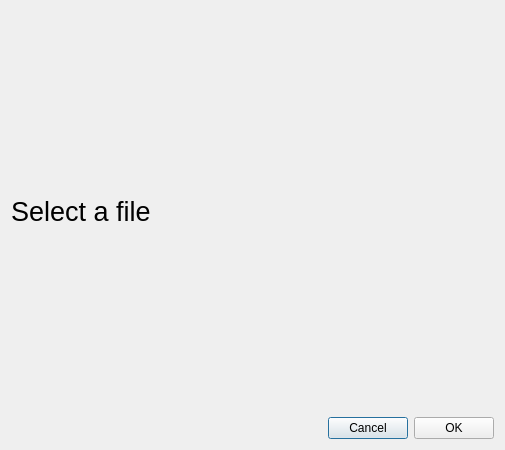
vicr123/ts-qtplatform, file filedialog.ui: the form before one commit.
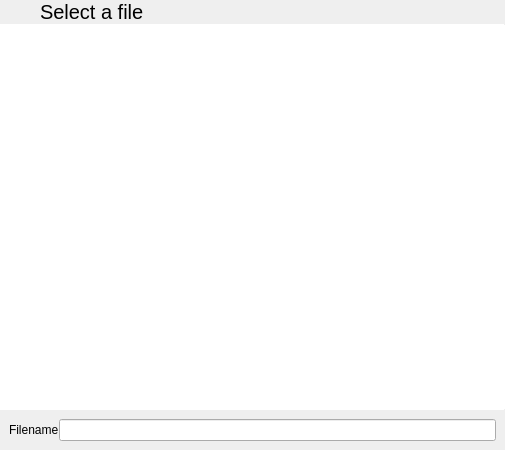
The form after the commit. Icons and pictures are not drawn.

Patch:
```diff
--- a/filedialog.ui
+++ b/filedialog.ui
@@ -14,57 +14,187 @@
    <string notr="true">Dialog</string>
   </property>
   <layout class="QVBoxLayout" name="verticalLayout">
+   <property name="spacing">
+    <number>0</number>
+   </property>
+   <property name="leftMargin">
+    <number>0</number>
+   </property>
+   <property name="topMargin">
+    <number>0</number>
+   </property>
+   <property name="rightMargin">
+    <number>0</number>
+   </property>
+   <property name="bottomMargin">
+    <number>0</number>
+   </property>
    <item>
-    <widget class="QLabel" name="label">
-     <property name="font">
-      <font>
-       <pointsize>20</pointsize>
-      </font>
+    <layout class="QHBoxLayout" name="horizontalLayout_2">
+     <property name="spacing">
+      <number>0</number>
      </property>
-     <property name="text">
-      <string>Select a file</string>
-     </property>
-    </widget>
-   </item>
-   <item>
-    <layout class="QHBoxLayout" name="horizontalLayout">
-     <item>
-      <spacer name="horizontalSpacer">
-       <property name="orientation">
-        <enum>Qt::Horizontal</enum>
-       </property>
-       <property name="sizeHint" stdset="0">
-        <size>
-         <width>40</width>
-         <height>20</height>
-        </size>
-       </property>
-      </spacer>
-     </item>
      <item>
       <widget class="QPushButton" name="cancelButton">
+       <property name="sizePolicy">
+        <sizepolicy hsizetype="Preferred" vsizetype="Preferred">
+         <horstretch>0</horstretch>
+         <verstretch>0</verstretch>
+        </sizepolicy>
+       </property>
        <property name="text">
-        <string>Cancel</string>
+        <string/>
        </property>
        <property name="icon">
-        <iconset theme="dialog-cancel">
-         <normaloff>.</normaloff>.</iconset>
+        <iconset theme="go-previous"/>
+       </property>
+       <property name="flat">
+        <bool>true</bool>
+       </property>
+      </widget>
+     </item>
+     <item>
+      <widget class="QLabel" name="titleLabel">
+       <property name="sizePolicy">
+        <sizepolicy hsizetype="Expanding" vsizetype="Preferred">
+         <horstretch>0</horstretch>
+         <verstretch>0</verstretch>
+        </sizepolicy>
+       </property>
+       <property name="font">
+        <font>
+         <pointsize>15</pointsize>
+        </font>
+       </property>
+       <property name="text">
+        <string notr="true">Select a file</string>
+       </property>
+       <property name="margin">
+        <number>9</number>
+       </property>
+      </widget>
+     </item>
+     <item>
+      <widget class="QPushButton" name="upButton">
+       <property name="sizePolicy">
+        <sizepolicy hsizetype="Preferred" vsizetype="Preferred">
+         <horstretch>0</horstretch>
+         <verstretch>0</verstretch>
+        </sizepolicy>
+       </property>
+       <property name="text">
+        <string/>
+       </property>
+       <property name="icon">
+        <iconset theme="go-parent-folder"/>
+       </property>
+       <property name="flat">
+        <bool>true</bool>
        </property>
       </widget>
      </item>
      <item>
       <widget class="QPushButton" name="okButton">
+       <property name="sizePolicy">
+        <sizepolicy hsizetype="Preferred" vsizetype="Preferred">
+         <horstretch>0</horstretch>
+         <verstretch>0</verstretch>
+        </sizepolicy>
+       </property>
        <property name="text">
-        <string>OK</string>
+        <string/>
        </property>
        <property name="icon">
         <iconset theme="dialog-ok">
          <normaloff>.</normaloff>.</iconset>
        </property>
+       <property name="flat">
+        <bool>true</bool>
+       </property>
       </widget>
      </item>
     </layout>
    </item>
+   <item>
+    <widget class="Line" name="line">
+     <property name="maximumSize">
+      <size>
+       <width>16777215</width>
+       <height>1</height>
+      </size>
+     </property>
+     <property name="orientation">
+      <enum>Qt::Horizontal</enum>
+     </property>
+    </widget>
+   </item>
+   <item>
+    <widget class="QTreeView" name="dirView">
+     <property name="frameShape">
+      <enum>QFrame::NoFrame</enum>
+     </property>
+    </widget>
+   </item>
+   <item>
+    <widget class="QWidget" name="savePanel" native="true">
+     <layout class="QVBoxLayout" name="verticalLayout_2">
+      <property name="spacing">
+       <number>0</number>
+      </property>
+      <property name="leftMargin">
+       <number>0</number>
+      </property>
+      <property name="topMargin">
+       <number>0</number>
+      </property>
+      <property name="rightMargin">
+       <number>0</number>
+      </property>
+      <property name="bottomMargin">
+       <number>0</number>
+      </property>
+      <item>
+       <widget class="Line" name="line_2">
+        <property name="maximumSize">
+         <size>
+          <width>16777215</width>
+          <height>1</height>
+         </size>
+        </property>
+        <property name="orientation">
+         <enum>Qt::Horizontal</enum>
+        </property>
+       </widget>
+      </item>
+      <item>
+       <layout class="QGridLayout" name="gridLayout">
+        <property name="leftMargin">
+         <number>9</number>
+        </property>
+        <property name="topMargin">
+         <number>9</number>
+        </property>
+        <property name="rightMargin">
+         <number>9</number>
+        </property>
+        <property name="bottomMargin">
+         <number>9</number>
+        </property>
+        <item row="0" column="0">
+         <widget class="QLabel" name="label_2">
+          <property name="text">
+           <string>Filename</string>
+          </property>
+         </widget>
+        </item>
+        <item row="0" column="1">
+         <widget class="QLineEdit" name="saveFileName"/>
+        </item>
+       </layout>
+      </item>
+     </layout>
+    </widget>
+   </item>
   </layout>
  </widget>
  <resources/>
```
